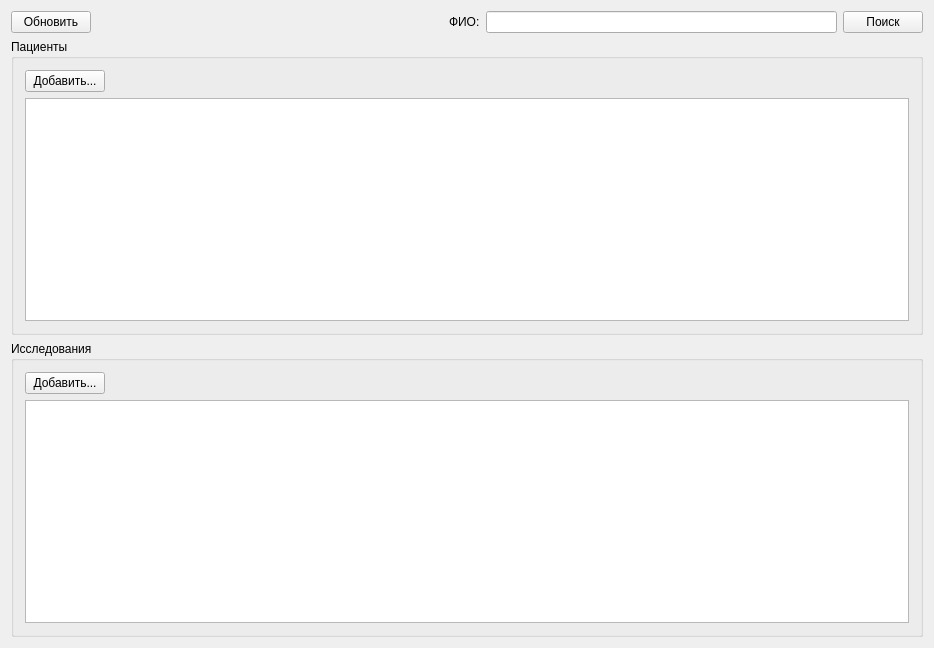
This is med/mainwindow.ui in popovdg/med as Qt 5 draws it before an edit. The edited form follows.
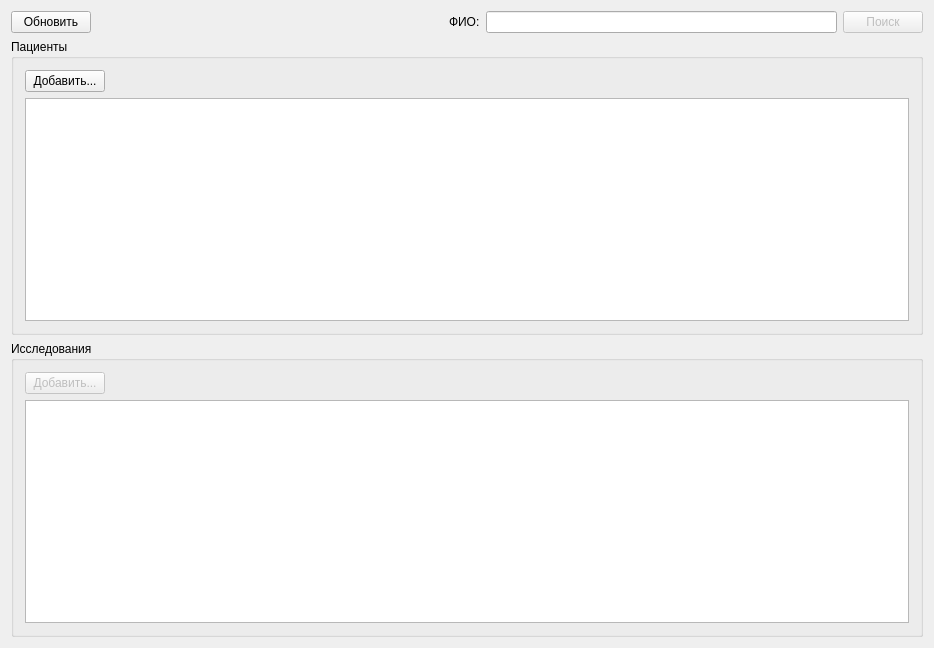
This is the edited form. Icons and pictures are not drawn.

What changed in the file:
```diff
--- a/med/mainwindow.ui
+++ b/med/mainwindow.ui
@@ -52,6 +52,9 @@
       </item>
       <item>
        <widget class="QPushButton" name="searchButton">
+        <property name="enabled">
+         <bool>false</bool>
+        </property>
         <property name="text">
          <string>Поиск</string>
         </property>
@@ -111,6 +114,9 @@
           <layout class="QHBoxLayout" name="horizontalLayout_8">
            <item>
             <widget class="QPushButton" name="pushButton_2">
+             <property name="enabled">
+              <bool>false</bool>
+             </property>
              <property name="text">
               <string>Добавить...</string>
              </property>
```
Left out of the diff: 20 changed lines with no effect on the pictures.
